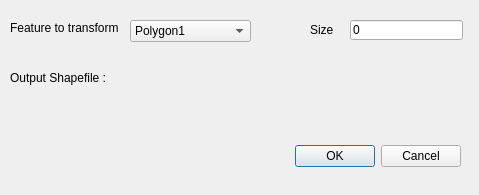
Old version of the form MakeBuffer_dialog_base.ui in the repository palou26/makebuffer.
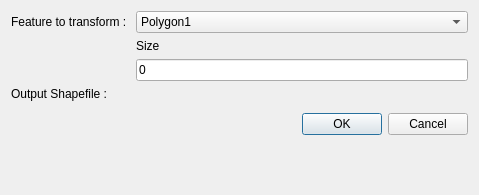
New version of the form. Custom widgets are drawn as their Qt base class.

Commit message: crerate buffer plugin version 1

Patch:
```diff
--- a/MakeBuffer_dialog_base.ui
+++ b/MakeBuffer_dialog_base.ui
@@ -13,104 +13,63 @@
   <property name="windowTitle">
    <string>MakeBuffer</string>
   </property>
-  <widget class="QDialogButtonBox" name="button_box">
-   <property name="geometry">
-    <rect>
-     <x>120</x>
-     <y>140</y>
-     <width>341</width>
-     <height>32</height>
-    </rect>
-   </property>
-   <property name="orientation">
-    <enum>Qt::Horizontal</enum>
-   </property>
-   <property name="standardButtons">
-    <set>QDialogButtonBox::Cancel|QDialogButtonBox::Ok</set>
-   </property>
-  </widget>
-  <widget class="QLineEdit" name="lineEdit">
-   <property name="geometry">
-    <rect>
-     <x>350</x>
-     <y>20</y>
-     <width>113</width>
-     <height>20</height>
-    </rect>
-   </property>
-   <property name="text">
-    <string>0</string>
-   </property>
-  </widget>
-  <widget class="QLabel" name="label_2">
-   <property name="geometry">
-    <rect>
-     <x>10</x>
-     <y>70</y>
-     <width>111</width>
-     <height>16</height>
-    </rect>
-   </property>
-   <property name="text">
-    <string>Output Shapefile : </string>
-   </property>
-  </widget>
-  <widget class="QLabel" name="label_3">
-   <property name="geometry">
-    <rect>
-     <x>310</x>
-     <y>20</y>
-     <width>41</width>
-     <height>20</height>
-    </rect>
-   </property>
-   <property name="text">
-    <string>Size</string>
-   </property>
-  </widget>
-  <widget class="QgsFileWidget" name="mQgsFileWidget">
-   <property name="geometry">
-    <rect>
-     <x>10</x>
-     <y>90</y>
-     <width>311</width>
-     <height>27</height>
-    </rect>
-   </property>
-  </widget>
-  <widget class="QLabel" name="label">
-   <property name="geometry">
-    <rect>
-     <x>10</x>
-     <y>20</y>
-     <width>111</width>
-     <height>16</height>
-    </rect>
-   </property>
-   <property name="text">
-    <string>Feature to transform : </string>
-   </property>
-  </widget>
-  <widget class="QComboBox" name="comboBox">
-   <property name="geometry">
-    <rect>
-     <x>130</x>
-     <y>20</y>
-     <width>121</width>
-     <height>22</height>
-    </rect>
-   </property>
-   <item>
-    <property name="text">
-     <string>Polygon1</string>
-    </property>
+  <layout class="QFormLayout" name="formLayout">
+   <item row="0" column="0">
+    <widget class="QLabel" name="label">
+     <property name="text">
+      <string>Feature to transform : </string>
+     </property>
+    </widget>
    </item>
-   <item>
-    <property name="text">
-     <string>Polygon2</string>
-    </property>
+   <item row="0" column="1">
+    <widget class="QComboBox" name="comboBox">
+     <item>
+      <property name="text">
+       <string>Polygon1</string>
+      </property>
+     </item>
+     <item>
+      <property name="text">
+       <string>Polygon2</string>
+      </property>
+     </item>
+    </widget>
    </item>
-  </widget>
+   <item row="1" column="1">
+    <widget class="QLabel" name="label_3">
+     <property name="text">
+      <string>Size</string>
+     </property>
+    </widget>
+   </item>
+   <item row="2" column="1">
+    <widget class="QLineEdit" name="lineEdit">
+     <property name="text">
+      <string>0</string>
+     </property>
+    </widget>
+   </item>
+   <item row="3" column="0">
+    <widget class="QLabel" name="label_2">
+     <property name="text">
+      <string>Output Shapefile : </string>
+     </property>
+    </widget>
+   </item>
+   <item row="4" column="0" colspan="2">
+    <widget class="QgsFileWidget" name="mQgsFileWidget"/>
+   </item>
+   <item row="6" column="1">
+    <widget class="QDialogButtonBox" name="button_box">
+     <property name="orientation">
+      <enum>Qt::Horizontal</enum>
+     </property>
+     <property name="standardButtons">
+      <set>QDialogButtonBox::Cancel|QDialogButtonBox::Ok</set>
+     </property>
+    </widget>
+   </item>
+  </layout>
  </widget>
  <customwidgets>
   <customwidget>
```
The commit also changes 2 other files.
